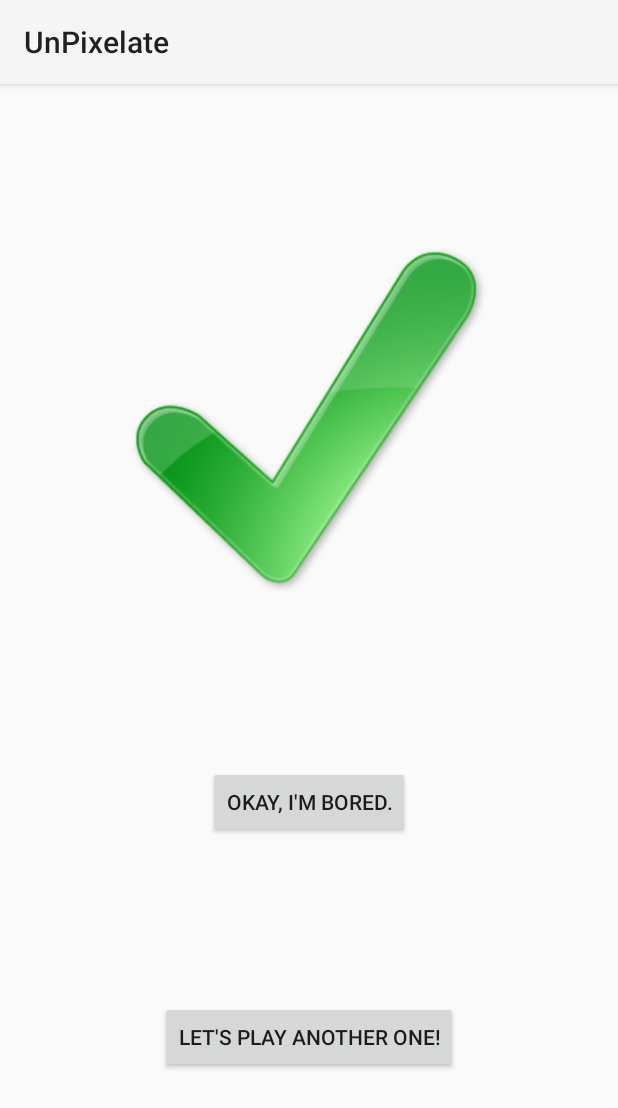
After one commit to anilreyhan/UnPixelate, an Android app: the WinScreen screen opened directly, with no data from a screen before it, on a phone screen of 412 x 824 dp. The commit adds this screen. Shown: the top 1108 px of the screen. Run offline under Robolectric (Android 15) with nearby library versions, the phone set to English and light mode, and no system bars.

Commit message:
Updates Are Coming Biatch

```diff
--- /dev/null
+++ b/app/src/main/java/com/anilreyhan/unpixelate/WinScreen.java
@@ -0,0 +1,45 @@
+package com.anilreyhan.unpixelate;
+
+import android.content.Intent;
+import android.os.Bundle;
+import android.support.v7.app.AppCompatActivity;
+import android.view.View;
+import android.widget.Button;
+
+public class WinScreen extends AppCompatActivity {
+
+    Button nextLevel, quit;
+
+    @Override
+    protected void onCreate(Bundle savedInstanceState) {
+        super.onCreate(savedInstanceState);
+        setContentView(R.layout.activity_win_screen);
+
+        nextLevel = (Button)findViewById(R.id.nextButton);
+        quit = (Button)findViewById(R.id.exitButton);
+
+        nextLevel.setOnClickListener(new View.OnClickListener() {
+            @Override
+            public void onClick(View view) {
+                Intent i = new Intent(getApplicationContext(), GameScreen.class);
+                startActivity(i);
+            }
+        });
+
+        quit.setOnClickListener(new View.OnClickListener() {
+            @Override
+            public void onClick(View view) {
+                Intent i = new Intent(getApplicationContext(),MainActivity.class);
+                onBackPressed();
+                startActivity(i);
+            }
+        });
+
+    }
+
+    @Override
+    public void onBackPressed() {
+        super.onBackPressed();
+        finish();
+    }
+}
--- /dev/null
+++ b/app/src/main/res/layout/activity_win_screen.xml
@@ -0,0 +1,41 @@
+<?xml version="1.0" encoding="utf-8"?>
+<android.support.constraint.ConstraintLayout xmlns:android="http://schemas.android.com/apk/res/android"
+    xmlns:app="http://schemas.android.com/apk/res-auto"
+    xmlns:tools="http://schemas.android.com/tools"
+    android:layout_width="match_parent"
+    android:layout_height="match_parent"
+    tools:context="com.anilreyhan.unpixelate.WinScreen"
+    tools:layout_editor_absoluteY="100dp"
+    tools:layout_editor_absoluteX="0dp">
+
+    <ImageView
+        android:layout_width="333dp"
+        android:layout_height="237dp"
+        app:layout_constraintRight_toRightOf="parent"
+        app:layout_constraintLeft_toLeftOf="parent"
+        android:id="@+id/imageView2"
+        app:layout_constraintBottom_toTopOf="@+id/exitButton"
+        app:layout_constraintTop_toTopOf="parent"
+        android:src="@drawable/correct_icon"/>
+
+    <Button
+        android:id="@+id/nextButton"
+        android:layout_width="wrap_content"
+        android:layout_height="wrap_content"
+        android:text="Let's play another one!"
+        app:layout_constraintRight_toRightOf="parent"
+        app:layout_constraintLeft_toLeftOf="parent"
+        app:layout_constraintBottom_toBottomOf="parent"
+        app:layout_constraintTop_toBottomOf="@+id/exitButton" />
+
+    <Button
+        android:id="@+id/exitButton"
+        android:layout_width="wrap_content"
+        android:layout_height="wrap_content"
+        android:text="Okay, I'm bored."
+        app:layout_constraintRight_toRightOf="parent"
+        app:layout_constraintLeft_toLeftOf="parent"
+        app:layout_constraintBottom_toTopOf="@+id/nextButton"
+        app:layout_constraintTop_toBottomOf="@+id/imageView2" />
+
+</android.support.constraint.ConstraintLayout>
--- a/app/src/main/res/menu/menu_main_screen.xml
+++ b/app/src/main/res/menu/menu_main_screen.xml
@@ -5,8 +5,9 @@
 
 
     <item android:id="@+id/action_settings" android:title="@string/action_settings"
-        android:orderInCategory="1" app:showAsAction="never"
+        android:orderInCategory="1"
         android:icon="@drawable/settings_img"
+        app:showAsAction="ifRoom"
         />
 
     <item android:id="@+id/action_feedback" android:title="@string/action_feedback"
--- a/build.gradle
+++ b/build.gradle
@@ -8,7 +8,7 @@ buildscript {
         }
     }
     dependencies {
-        classpath 'com.android.tools.build:gradle:2.3.3'
+        classpath 'com.android.tools.build:gradle:3.0.0'
 
         // NOTE: Do not place your application dependencies here; they belong
         // in the individual module build.gradle files
```
Also changed, not shown: app/build.gradle (+6 -3 lines), app/src/main/AndroidManifest.xml (+2 -6 lines), app/src/main/java/com/anilreyhan/unpixelate/GameScreen.java (+41 -7 lines), app/src/main/java/com/anilreyhan/unpixelate/HowTo.java (+12 -1 lines), app/src/main/java/com/anilreyhan/unpixelate/New/GameView.java (+17 -46 lines), app/src/main/java/com/anilreyhan/unpixelate/Settings.java (+61 -2 lines), app/src/main/res/layout/activity_how_to.xml (+19 -3 lines), app/src/main/res/layout/activity_settings.xml (+35 -8 lines), app/src/main/res/values/strings.xml (+6 -6 lines), gradle/wrapper/gradle-wrapper.properties, 2 other files.
